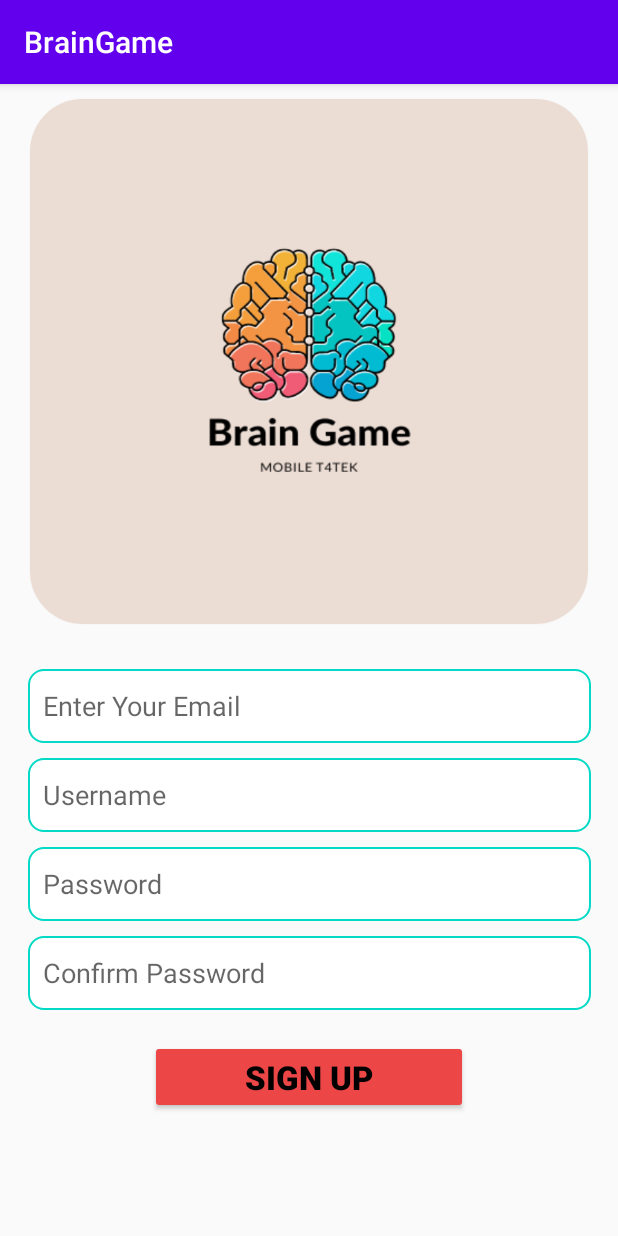
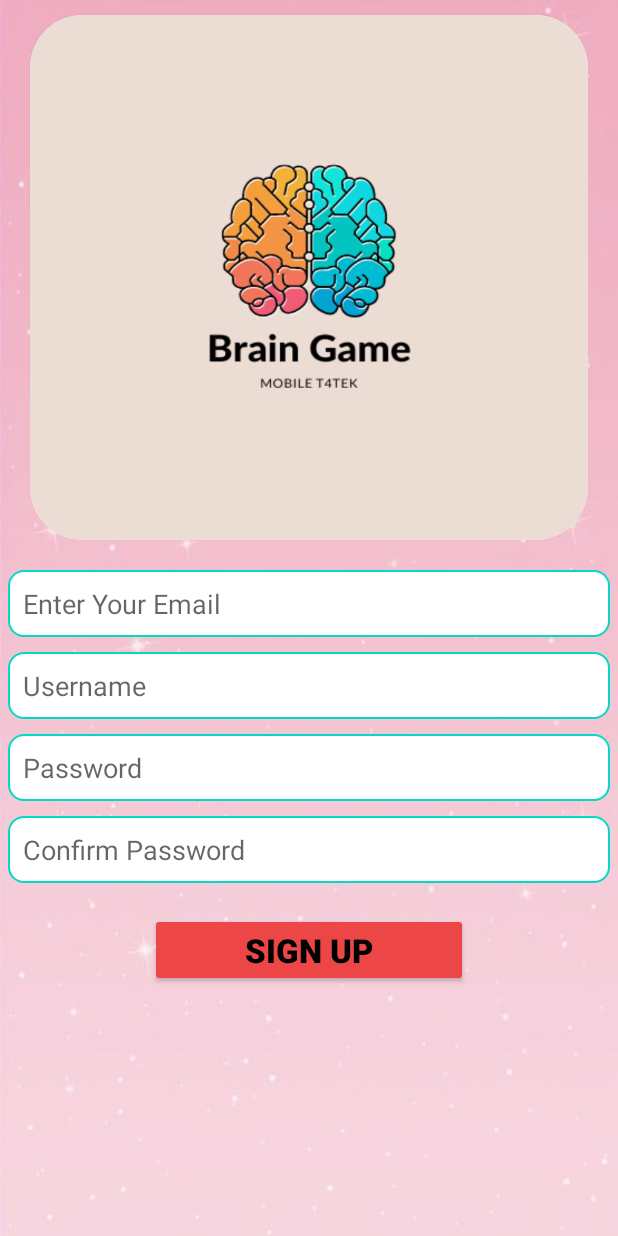
Before and after one commit to T4Tekco/miniGames, an Android app: the fragment SignUpFragment placed in its activity, on a phone screen of 412 x 824 dp. Run offline under Robolectric (Android 15) with nearby library versions, the phone set to English and light mode, and no system bars.

Commit message:
update UI of Van Bao

```diff
--- a/app/src/main/res/layout/fragment_setting.xml
+++ b/app/src/main/res/layout/fragment_setting.xml
@@ -4,6 +4,7 @@
     xmlns:tools="http://schemas.android.com/tools"
     android:layout_width="match_parent"
     android:layout_height="match_parent"
+    android:background="@drawable/login"
     tools:context=".app.braingame.setting.SettingFragment">
 
     <TextView
@@ -74,9 +75,11 @@
         android:id="@+id/btnLogOut"
         android:layout_width="match_parent"
         android:layout_height="wrap_content"
+        android:textStyle="bold"
         android:layout_marginTop="20dp"
         android:layout_marginStart="50dp"
         android:layout_marginEnd="50dp"
+        android:background="#E50A0A"
         android:text="Log Out"
         app:layout_constraintTop_toBottomOf="@+id/spLanguageSetting" />
 
@@ -84,9 +87,11 @@
         android:id="@+id/btnAboutUs"
         android:layout_width="match_parent"
         android:layout_height="wrap_content"
+        android:textStyle="bold"
         android:layout_marginTop="20dp"
         android:layout_marginStart="50dp"
         android:layout_marginEnd="50dp"
+        android:background="#EC7BA1"
         android:text="About Us"
         app:layout_constraintTop_toBottomOf="@+id/btnLogOut" />
 </androidx.constraintlayout.widget.ConstraintLayout>
--- a/app/src/main/res/layout/fragment_sign_up.xml
+++ b/app/src/main/res/layout/fragment_sign_up.xml
@@ -3,6 +3,7 @@
     xmlns:tools="http://schemas.android.com/tools"
     android:layout_width="match_parent"
     android:layout_height="match_parent"
+    android:background="@drawable/login"
     xmlns:app="http://schemas.android.com/apk/res-auto"
     tools:context=".app.braingame.signup.SignUpFragment">
 
@@ -28,9 +29,12 @@
 
     <EditText
         android:id="@+id/edtEmail"
-        android:layout_width="375dp"
-        android:layout_height="49dp"
-        android:layout_marginTop="30dp"
+        android:layout_width="match_parent"
+        android:layout_height="wrap_content"
+        android:layout_marginTop="20dp"
+        android:layout_marginLeft="5dp"
+        android:layout_marginRight="5dp"
+        android:padding="10dp"
         android:background="@drawable/custom_input"
         android:hint="Enter Your Email"
         android:paddingLeft="10dp"
@@ -40,12 +44,14 @@
 
     <EditText
         android:id="@+id/edtUer"
-        android:layout_width="375dp"
-        android:layout_height="49dp"
+        android:layout_width="match_parent"
+        android:layout_height="wrap_content"
         android:layout_marginTop="10dp"
+        android:layout_marginRight="5dp"
+        android:layout_marginLeft="5dp"
+        android:padding="10dp"
         android:background="@drawable/custom_input"
         android:hint="Username"
-        android:paddingLeft="10dp"
         app:layout_constraintEnd_toEndOf="parent"
         app:layout_constraintStart_toStartOf="parent"
         app:layout_constraintTop_toBottomOf="@+id/edtEmail"
@@ -53,24 +59,28 @@
 
     <EditText
         android:id="@+id/edtPass"
-        android:layout_width="375dp"
-        android:layout_height="49dp"
+        android:layout_width="match_parent"
+        android:layout_height="wrap_content"
         android:layout_marginTop="10dp"
+        android:layout_marginLeft="5dp"
+        android:layout_marginRight="5dp"
+        android:padding="10dp"
         android:background="@drawable/custom_input"
         android:hint="Password"
-        android:paddingLeft="10dp"
         app:layout_constraintEnd_toEndOf="parent"
         app:layout_constraintStart_toStartOf="parent"
         app:layout_constraintTop_toBottomOf="@+id/edtUer" />
 
     <EditText
         android:id="@+id/edtConfirmPass"
-        android:layout_width="375dp"
-        android:layout_height="49dp"
+        android:layout_width="match_parent"
+        android:layout_height="wrap_content"
         android:layout_marginTop="10dp"
+        android:padding="10dp"
+        android:layout_marginRight="5dp"
+        android:layout_marginLeft="5dp"
         android:background="@drawable/custom_input"
         android:hint="Confirm Password"
-        android:paddingLeft="10dp"
         app:layout_constraintEnd_toEndOf="parent"
         app:layout_constraintStart_toStartOf="parent"
         app:layout_constraintTop_toBottomOf="@+id/edtPass"
--- a/app/src/main/res/layout/fragment_start.xml
+++ b/app/src/main/res/layout/fragment_start.xml
@@ -3,6 +3,7 @@
     xmlns:tools="http://schemas.android.com/tools"
     android:layout_width="match_parent"
     android:layout_height="match_parent"
+    android:background="@drawable/toan_hoc"
     xmlns:app="http://schemas.android.com/apk/res-auto"
     tools:context=".app.braingame.start.StartFragment">
 
--- a/app/src/main/res/values/themes.xml
+++ b/app/src/main/res/values/themes.xml
@@ -1,6 +1,6 @@
 <resources xmlns:tools="http://schemas.android.com/tools">
     <!-- Base application theme. -->
-    <style name="Theme.T4tek" parent="Theme.AppCompat.Light.DarkActionBar">
+    <style name="Theme.T4tek" parent="Theme.AppCompat.Light.NoActionBar">
         <!-- Primary brand color. -->
         <item name="colorPrimary">@color/purple_500</item>
         <item name="colorPrimaryVariant">@color/purple_700</item>
```
Also changed, not shown: app/src/main/res/layout/fragment_change_pass.xml (+21 -10 lines), app/src/main/res/layout/fragment_login.xml (+11 -6 lines), app/src/main/res/drawable/login.jpg (added), app/src/main/res/drawable/toan_hoc.jpg (added).
